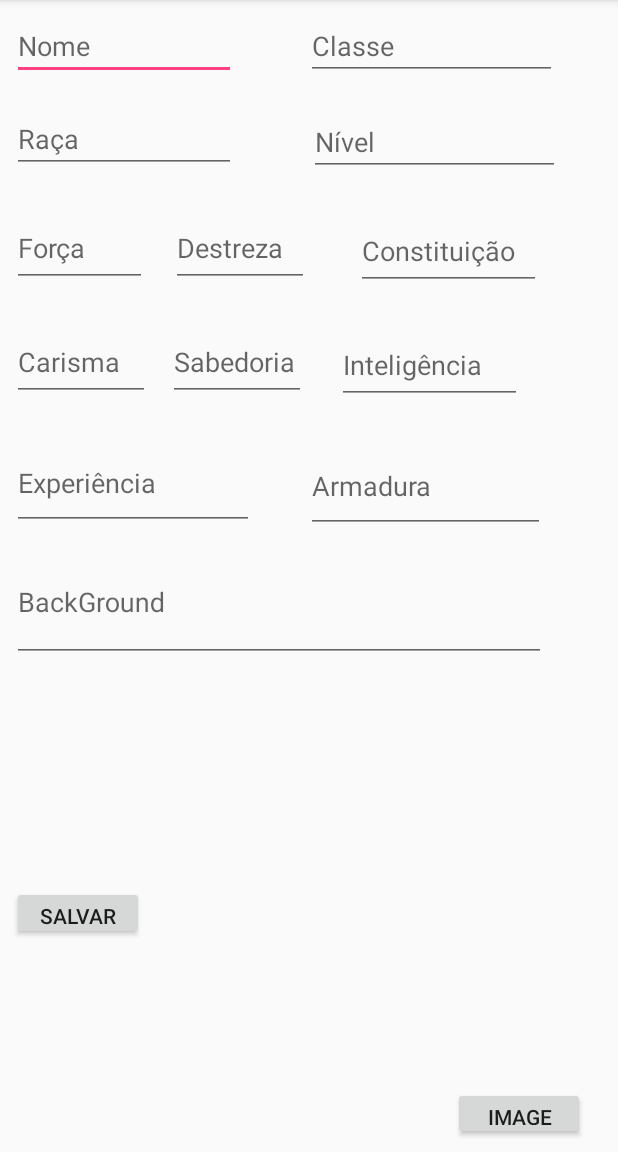
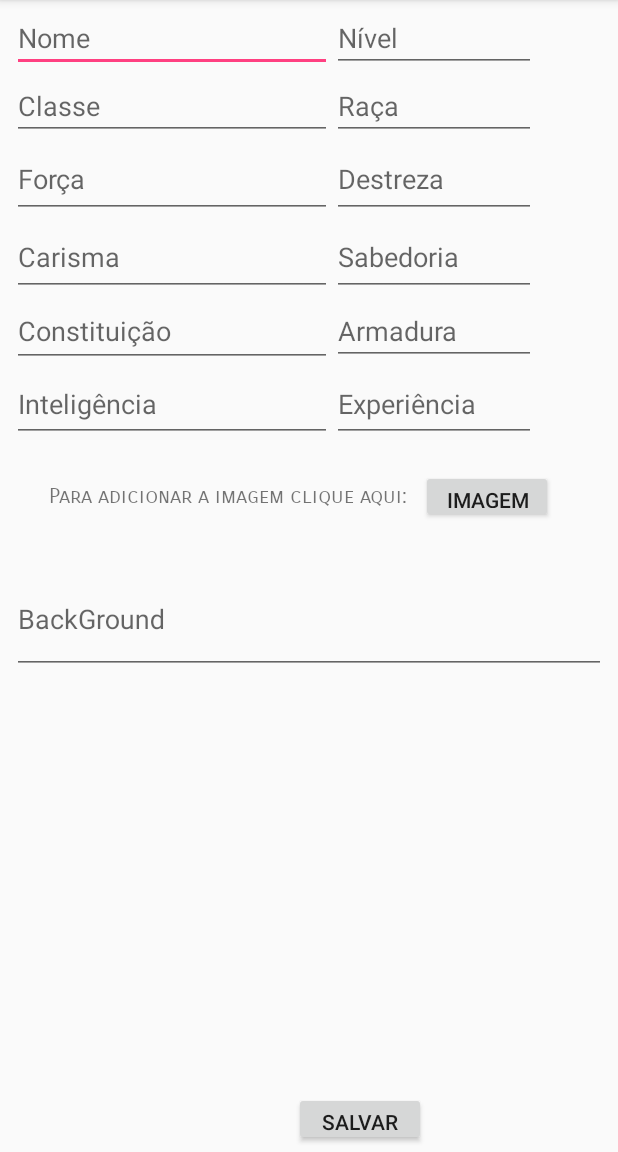
Before and after one commit to lucasdmi/AndroidProjectPOOA, an Android app: the PersonagemDetalhe screen opened directly, with no data from a screen before it, on a phone screen of 412 x 824 dp, the part 84-1236 px from its top. Run offline under Robolectric (Android 15) with nearby library versions, the phone set to English and light mode, and no system bars; libraries missing offline, so code that uses them is left out: io.realm; 2 statements that could not run were skipped.

Commit message:
refatorando o layout

```diff
--- a/app/src/main/res/layout/activity_personagem_detalhe.xml
+++ b/app/src/main/res/layout/activity_personagem_detalhe.xml
@@ -6,207 +6,225 @@
     android:layout_height="match_parent"
     tools:context=".activity.PersonagemDetalhe">
 
+    <TableLayout
+        android:id="@+id/tableLayout"
+        android:layout_width="345dp"
+        android:layout_height="290dp"
+        android:layout_marginEnd="8dp"
+        android:layout_marginStart="8dp"
+        android:layout_marginTop="4dp"
+        app:layout_constraintEnd_toEndOf="parent"
+        app:layout_constraintHorizontal_bias="0.0"
+        app:layout_constraintStart_toStartOf="parent"
+        app:layout_constraintTop_toTopOf="parent">
+
+        <TableRow
+            android:layout_width="269dp"
+            android:layout_height="wrap_content">
+
             <EditText
                 android:id="@+id/edtNome"
-        android:layout_width="149dp"
-        android:layout_height="45dp"
-        android:layout_marginStart="8dp"
-        android:layout_marginTop="8dp"
+                android:layout_width="147dp"
+                android:layout_height="match_parent"
                 android:ems="10"
                 android:hint="Nome"
                 android:inputType="textPersonName"
-        app:layout_constraintStart_toStartOf="parent"
-        app:layout_constraintTop_toTopOf="parent" />
-
-    <EditText
-        android:id="@+id/edtClasse"
-        android:layout_width="167dp"
-        android:layout_height="45dp"
-        android:layout_marginEnd="8dp"
-        android:layout_marginStart="8dp"
-        android:layout_marginTop="8dp"
-        android:ems="10"
-        android:hint="Classe"
-        android:inputType="textPersonName"
-        app:layout_constraintEnd_toEndOf="parent"
-        app:layout_constraintHorizontal_bias="0.545"
-        app:layout_constraintStart_toEndOf="@+id/edtNome"
-        app:layout_constraintTop_toTopOf="parent" />
-
-    <EditText
-        android:id="@+id/edtRaca"
-        android:layout_width="149dp"
-        android:layout_height="42dp"
-        android:layout_marginStart="8dp"
-        android:layout_marginTop="20dp"
-        android:ems="10"
-        android:hint="Raça"
-        android:inputType="textPersonName"
-        app:layout_constraintStart_toStartOf="parent"
-        app:layout_constraintTop_toBottomOf="@+id/edtNome" />
+                tools:layout_editor_absoluteX="8dp"
+                tools:layout_editor_absoluteY="8dp" />
 
             <EditText
                 android:id="@+id/edtNivel"
                 android:layout_width="167dp"
                 android:layout_height="44dp"
-        android:layout_marginEnd="8dp"
-        android:layout_marginStart="8dp"
-        android:layout_marginTop="20dp"
                 android:ems="10"
                 android:hint="Nível"
                 android:inputType="number|numberSigned"
-        app:layout_constraintEnd_toEndOf="parent"
-        app:layout_constraintHorizontal_bias="0.571"
-        app:layout_constraintStart_toEndOf="@+id/edtRaca"
-        app:layout_constraintTop_toBottomOf="@+id/edtClasse" />
+                android:maxLength="2"
+                tools:layout_editor_absoluteX="177dp"
+                tools:layout_editor_absoluteY="115dp" />
+
+        </TableRow>
+
+        <TableRow
+            android:layout_width="match_parent"
+            android:layout_height="match_parent">
+
+            <EditText
+                android:id="@+id/edtClasse"
+                android:layout_width="wrap_content"
+                android:layout_height="match_parent"
+                android:ems="10"
+                android:hint="Classe"
+                android:inputType="textPersonName" />
+
+            <EditText
+                android:id="@+id/edtRaca"
+                android:layout_width="71dp"
+                android:layout_height="match_parent"
+                android:ems="10"
+                android:hint="Raça"
+                android:inputType="textPersonName"
+                tools:layout_editor_absoluteX="16dp"
+                tools:layout_editor_absoluteY="159dp" />
+        </TableRow>
+
+        <TableRow
+            android:layout_width="match_parent"
+            android:layout_height="match_parent">
 
             <EditText
                 android:id="@+id/edtForca"
-        android:layout_width="90dp"
+                android:layout_width="157dp"
                 android:layout_height="52dp"
-        android:layout_marginStart="8dp"
-        android:layout_marginTop="24dp"
                 android:ems="10"
                 android:hint="Força"
                 android:inputType="number"
-        app:layout_constraintStart_toStartOf="parent"
-        app:layout_constraintTop_toBottomOf="@+id/edtRaca" />
+                android:maxLength="2"
+                tools:layout_editor_absoluteX="16dp"
+                tools:layout_editor_absoluteY="208dp" />
 
             <EditText
                 android:id="@+id/edtDestreza"
                 android:layout_width="92dp"
-        android:layout_height="52dp"
-        android:layout_marginStart="16dp"
-        android:layout_marginTop="24dp"
+                android:layout_height="match_parent"
                 android:ems="10"
                 android:hint="Destreza"
                 android:inputType="number"
-        app:layout_constraintStart_toEndOf="@+id/edtForca"
-        app:layout_constraintTop_toBottomOf="@+id/edtRaca" />
+                android:maxLength="2"
+                tools:layout_editor_absoluteX="157dp"
+                tools:layout_editor_absoluteY="229dp" />
 
-    <EditText
-        android:id="@+id/edtConstituicao"
-        android:layout_width="123dp"
-        android:layout_height="52dp"
-        android:layout_marginEnd="8dp"
-        android:layout_marginStart="8dp"
-        android:layout_marginTop="24dp"
-        android:ems="10"
-        android:hint="Constituição"
-        android:inputType="number"
-        app:layout_constraintEnd_toEndOf="parent"
-        app:layout_constraintHorizontal_bias="0.354"
-        app:layout_constraintStart_toEndOf="@+id/edtDestreza"
-        app:layout_constraintTop_toBottomOf="@+id/edtNivel" />
+        </TableRow>
+
+        <TableRow
+            android:layout_width="match_parent"
+            android:layout_height="match_parent">
 
             <EditText
                 android:id="@+id/edtCarisma"
-        android:layout_width="92dp"
-        android:layout_height="52dp"
-        android:layout_marginStart="8dp"
-        android:layout_marginTop="24dp"
+                android:layout_width="match_parent"
+                android:layout_height="match_parent"
                 android:ems="10"
                 android:hint="Carisma"
                 android:inputType="number"
-        app:layout_constraintStart_toStartOf="parent"
-        app:layout_constraintTop_toBottomOf="@+id/edtForca" />
+                android:maxLength="2"
+                tools:layout_editor_absoluteX="134dp"
+                tools:layout_editor_absoluteY="312dp" />
 
             <EditText
                 android:id="@+id/edtSabedoria"
                 android:layout_width="92dp"
                 android:layout_height="52dp"
-        android:layout_marginStart="12dp"
-        android:layout_marginTop="24dp"
                 android:ems="10"
                 android:hint="Sabedoria"
                 android:inputType="number"
-        app:layout_constraintStart_toEndOf="@+id/edtCarisma"
-        app:layout_constraintTop_toBottomOf="@+id/edtDestreza" />
+                android:maxLength="2"
+                tools:layout_editor_absoluteX="34dp"
+                tools:layout_editor_absoluteY="260dp" />
+        </TableRow>
+
+        <TableRow
+            android:layout_width="match_parent"
+            android:layout_height="36dp">
+
+            <EditText
+                android:id="@+id/edtConstituicao"
+                android:layout_width="83dp"
+                android:layout_height="47dp"
+                android:ems="10"
+                android:hint="Constituição"
+                android:inputType="number"
+                android:maxLength="2"
+                tools:layout_editor_absoluteX="261dp"
+                tools:layout_editor_absoluteY="370dp" />
+
+            <EditText
+                android:id="@+id/edtArmadura"
+                android:layout_width="wrap_content"
+                android:layout_height="wrap_content"
+                android:layout_marginEnd="8dp"
+                android:ems="10"
+                android:hint="Armadura"
+                android:inputType="number"
+                android:maxLength="2"
+                app:layout_constraintEnd_toEndOf="parent"
+                tools:layout_editor_absoluteY="312dp" />
+        </TableRow>
+
+        <TableRow
+            android:layout_width="match_parent"
+            android:layout_height="match_parent">
 
             <EditText
                 android:id="@+id/edtInteligencia"
-        android:layout_width="123dp"
-        android:layout_height="52dp"
-        android:layout_marginEnd="8dp"
-        android:layout_marginStart="8dp"
-        android:layout_marginTop="24dp"
+                android:layout_width="wrap_content"
+                android:layout_height="50dp"
                 android:ems="10"
                 android:hint="Inteligência"
                 android:inputType="number"
-        app:layout_constraintEnd_toEndOf="parent"
-        app:layout_constraintHorizontal_bias="0.181"
-        app:layout_constraintStart_toEndOf="@+id/edtSabedoria"
-        app:layout_constraintTop_toBottomOf="@+id/edtConstituicao" />
+                android:maxLength="2"
+                tools:layout_editor_absoluteX="174dp"
+                tools:layout_editor_absoluteY="320dp" />
 
             <EditText
                 android:id="@+id/edtExperiencia"
-        android:layout_width="161dp"
-        android:layout_height="62dp"
-        android:layout_marginStart="8dp"
-        android:layout_marginTop="24dp"
+                android:layout_width="wrap_content"
+                android:layout_height="50dp"
                 android:ems="10"
                 android:hint="Experiência"
                 android:inputType="number"
-        app:layout_constraintStart_toStartOf="parent"
-        app:layout_constraintTop_toBottomOf="@+id/edtCarisma" />
+                android:maxLength="2"
+                tools:layout_editor_absoluteX="34dp"
+                tools:layout_editor_absoluteY="320dp" />
+        </TableRow>
+    </TableLayout>
 
-    <EditText
-        android:id="@+id/edtArmadura"
-        android:layout_width="159dp"
-        android:layout_height="62dp"
-        android:layout_marginBottom="8dp"
+    <Button
+        android:id="@+id/btnSalvar"
+        android:layout_width="wrap_content"
+        android:layout_height="36dp"
+        android:layout_marginBottom="4dp"
         android:layout_marginEnd="8dp"
         android:layout_marginStart="8dp"
-        android:layout_marginTop="24dp"
-        android:ems="10"
-        android:hint="Armadura"
-        android:inputType="number"
-        app:layout_constraintBottom_toTopOf="@+id/tilBackGround"
+        android:layout_marginTop="8dp"
+        android:text="Salvar"
+        app:layout_constraintBottom_toBottomOf="parent"
         app:layout_constraintEnd_toEndOf="parent"
-        app:layout_constraintHorizontal_bias="0.4"
-        app:layout_constraintStart_toEndOf="@+id/edtExperiencia"
-        app:layout_constraintTop_toBottomOf="@+id/edtInteligencia"
-        app:layout_constraintVertical_bias="0.0" />
+        app:layout_constraintHorizontal_bias="0.0"
+        app:layout_constraintStart_toEndOf="@+id/btnExcluir"
+        app:layout_constraintTop_toBottomOf="@+id/tilBackGround"
+        app:layout_constraintVertical_bias="1.0" />
 
     <android.support.design.widget.TextInputLayout
         android:id="@+id/tilBackGround"
         android:layout_width="0dp"
-        android:layout_height="96dp"
+        android:layout_height="81dp"
         android:layout_marginEnd="8dp"
         android:layout_marginStart="8dp"
+        android:layout_marginTop="8dp"
         android:orientation="vertical"
         app:layout_constraintEnd_toEndOf="parent"
-        app:layout_constraintHorizontal_bias="0.0"
         app:layout_constraintStart_toStartOf="parent"
-        app:layout_constraintTop_toBottomOf="@+id/edtExperiencia">
+        app:layout_constraintTop_toBottomOf="@+id/relativeLayout4">
 
         <android.support.design.widget.TextInputEditText
             android:id="@+id/textBG"
-            android:layout_width="356dp"
-            android:layout_height="77dp"
+            android:layout_width="match_parent"
+            android:layout_height="match_parent"
             android:hint="BackGround"
             android:inputType="text" />
     </android.support.design.widget.TextInputLayout>
 
     <Button
-        android:id="@+id/btnSalvar"
-        android:layout_width="wrap_content"
-        android:layout_height="36dp"
-        android:layout_marginStart="8dp"
-        android:text="Salvar"
-        app:layout_constraintBottom_toBottomOf="parent"
-        app:layout_constraintStart_toStartOf="parent"
-        app:layout_constraintTop_toBottomOf="@+id/tilBackGround" />
-
-    <Button
         android:id="@+id/btnAlterar"
         android:layout_width="88dp"
         android:layout_height="36dp"
-        android:layout_marginStart="4dp"
+        android:layout_marginStart="8dp"
         android:text="Alterar"
         app:layout_constraintBottom_toBottomOf="parent"
-        app:layout_constraintStart_toEndOf="@+id/btnSalvar"
-        app:layout_constraintTop_toBottomOf="@+id/tilBackGround" />
+        app:layout_constraintStart_toStartOf="parent"
+        app:layout_constraintTop_toBottomOf="@+id/tilBackGround"
+        app:layout_constraintVertical_bias="0.846" />
 
     <Button
         android:id="@+id/btnExcluir"
@@ -216,18 +234,43 @@
         android:text="Excluir"
         app:layout_constraintBottom_toBottomOf="parent"
         app:layout_constraintStart_toEndOf="@+id/btnAlterar"
-        app:layout_constraintTop_toBottomOf="@+id/tilBackGround" />
+        app:layout_constraintTop_toBottomOf="@+id/tilBackGround"
+        app:layout_constraintVertical_bias="0.846" />
+
+    <RelativeLayout
+        android:id="@+id/relativeLayout4"
+        android:layout_width="347dp"
+        android:layout_height="58dp"
+        android:layout_marginEnd="8dp"
+        android:layout_marginStart="8dp"
+        android:layout_marginTop="8dp"
+        app:layout_constraintEnd_toEndOf="parent"
+        app:layout_constraintStart_toStartOf="parent"
+        app:layout_constraintTop_toBottomOf="@+id/tableLayout">
+
+        <TextView
+            android:id="@+id/tvAdicionarIMG"
+            android:layout_width="wrap_content"
+            android:layout_height="wrap_content"
+            android:layout_centerVertical="true"
+            android:fontFamily="sans-serif-smallcaps"
+            android:text="@string/img_add"
+            android:textSize="14sp"
+            tools:layout_editor_absoluteX="16dp"
+            tools:layout_editor_absoluteY="341dp" />
 
         <Button
             android:id="@+id/btnImg"
             android:layout_width="wrap_content"
             android:layout_height="35dp"
-        android:layout_marginBottom="8dp"
-        android:layout_marginEnd="8dp"
-        android:layout_marginStart="8dp"
-        android:text="Image"
-        app:layout_constraintBottom_toBottomOf="parent"
-        app:layout_constraintEnd_toEndOf="parent"
-        app:layout_constraintStart_toEndOf="@+id/btnExcluir" />
+            android:layout_alignParentEnd="true"
+            android:layout_centerVertical="true"
+            android:layout_marginEnd="11dp"
+            android:text="Imagem"
+            android:textAlignment="center"
+            android:textSize="14sp"
+            tools:layout_editor_absoluteX="256dp"
+            tools:layout_editor_absoluteY="325dp" />
+    </RelativeLayout>
 
 </android.support.constraint.ConstraintLayout>
--- a/app/src/main/res/values/strings.xml
+++ b/app/src/main/res/values/strings.xml
@@ -2,4 +2,5 @@
     <string name="app_name">Personagem RPG</string>
     <string name="title_activity_lista_personagem">ListaPersonagem</string>
     <string name="logo_description">Logo Personagem</string>
+    <string name="img_add">Para adicionar a imagem clique aqui:</string>
 </resources>
```
Lines whose indentation alone changed are shown as unchanged.
